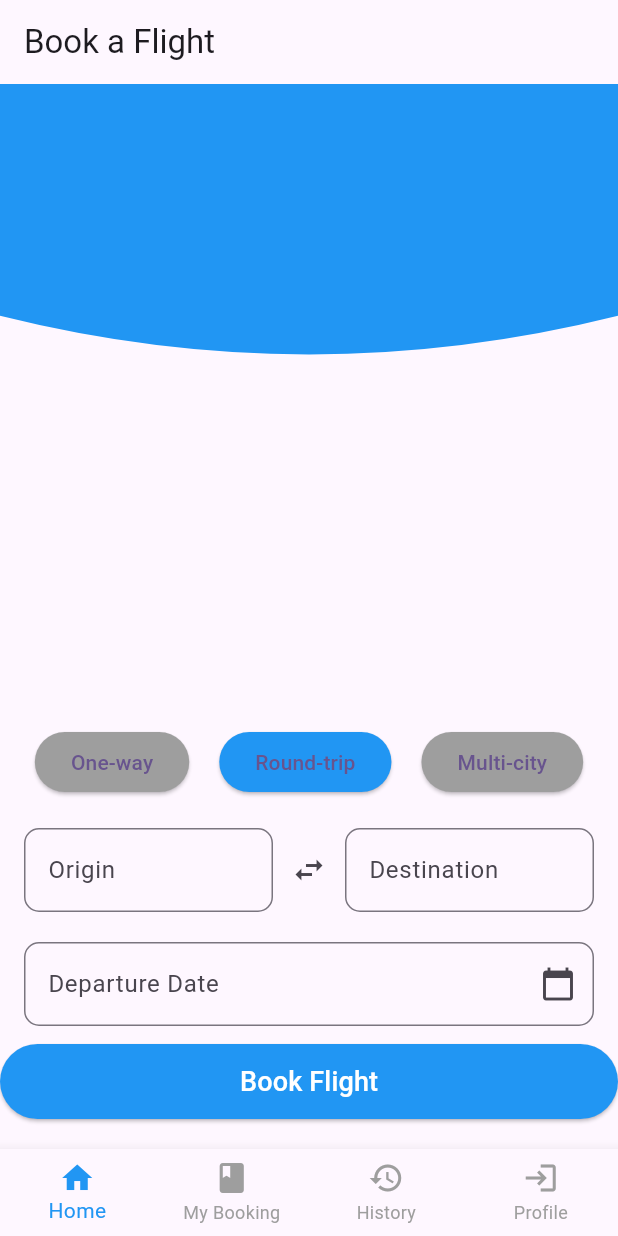
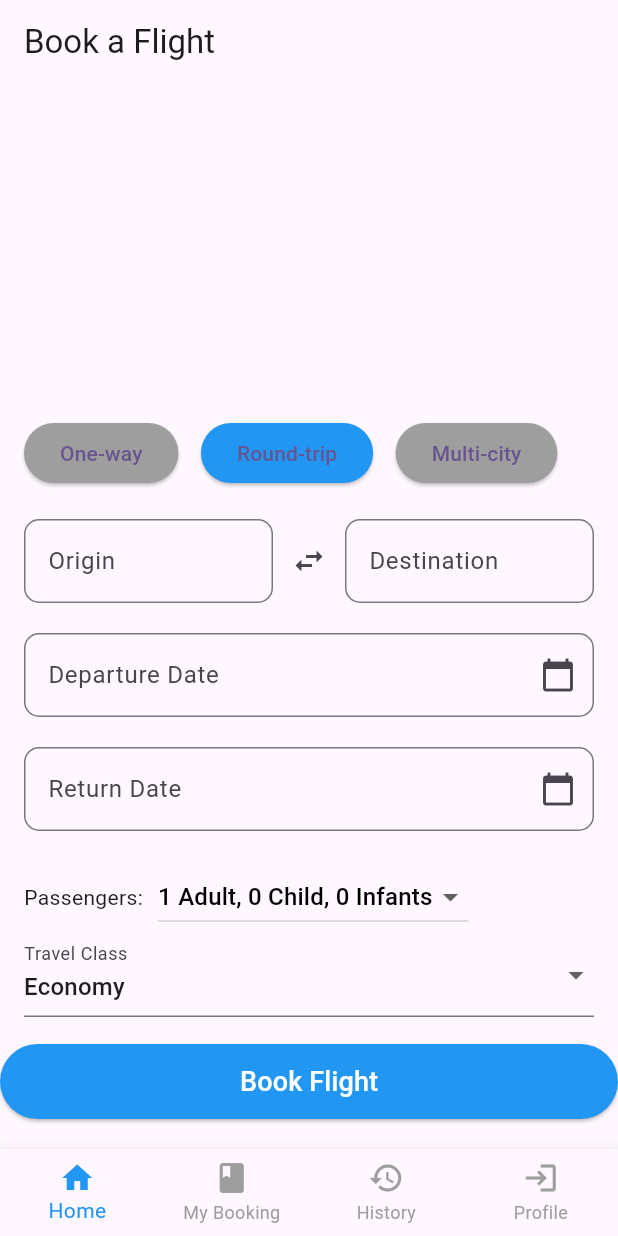
Before and after one commit to danielbini/flight_ooking, a Flutter app: the screen it shows after launch, on a phone screen of 412 x 824 dp. Run offline on Flutter 3.47's test engine with Material 3 defaults, Android fonts, the phone set to English and light mode, and no system bars.

```diff
--- a/lib/mvc/controller/flight_search_controller.dart
+++ b/lib/mvc/controller/flight_search_controller.dart
@@ -60,10 +60,10 @@ class ApiController {
           }
           return flightSearchRespnse;
         } else {
-          throw Exception('Failed to  load data: ${response.statusCode}');
+          throw Exception('Failed to  load data offer: ${response.statusCode}');
         }
       } else {
-        throw Exception('Failed to load data: ${tokenResponse.statusCode}');
+        throw Exception('Failed to load data access: ${tokenResponse.statusCode}');
       }
     } catch (e) {
       throw Exception('Error: $e');
--- a/lib/mvc/controller/order_create_controller.dart
+++ b/lib/mvc/controller/order_create_controller.dart
@@ -40,7 +40,7 @@ class ApiOrderCreateController {
                   order_create_travelers.Phones(
                     // Fix: use `Phones` instead of `Phone`
                     deviceType: "MOBILE",
-                    countryCallingCode: passenger['countryCode'],
+                    countryCallingCode: passenger?['countryCode']??"251",
                     number: passenger['contactNumber'],
                   )
                 ],
--- a/lib/mvc/model/Response/flight_search_response.dart
+++ b/lib/mvc/model/Response/flight_search_response.dart
@@ -383,7 +383,7 @@ class IncludedCBags {
   });
 
   factory IncludedCBags.fromJson(Map<String, dynamic> json) => IncludedCBags(
-    quantity: json["quantity"],
+    quantity: json["quantity"]?? 0,
   );
 
   Map<String, dynamic> toJson() => {
--- a/lib/mvc/view/AddPassengerDetail.dart
+++ b/lib/mvc/view/AddPassengerDetail.dart
@@ -207,7 +207,7 @@ class _PassengerDetailPageState extends State<PassengerDetailPage> {
                       border: OutlineInputBorder(),
                     ),
                     onChanged: (value) {
-                      _passengerDetails[index]['email'] = value;
+                      _passengerDetails[index]['email'] = value.trim();
                     },
                     validator: (value) {
                       if (value == null || value.isEmpty) {
@@ -235,7 +235,7 @@ class _PassengerDetailPageState extends State<PassengerDetailPage> {
                               : '251', // Ensure a default value if null or invalid
                           onChanged: (value) {
                             setState(() {
-                              _passengerDetails[index]['countryCode'] = value;
+                              _passengerDetails[index]['countryCode'] = value??'251';
                             });
                           },
                           items: [
--- a/lib/mvc/view/FlightBookingPage.dart
+++ b/lib/mvc/view/FlightBookingPage.dart
@@ -109,13 +109,6 @@ class _FlightBookingPageState extends State<FlightBookingPage> {
       body: SafeArea(
         child: Column(
           children: [
-            ClipPath(
-              clipper: CurvedTopClipper(),
-              child: Container(
-                height: MediaQuery.of(context).size.height * 0.25,
-                color: Colors.blue, // Background color for the curved section
-              ),
-            ),
             Expanded(
               child: SingleChildScrollView(
                 padding: const EdgeInsets.all(16.0),
@@ -124,16 +117,19 @@ class _FlightBookingPageState extends State<FlightBookingPage> {
                   children: [
                     SizedBox(height: MediaQuery.of(context).size.height * 0.25),
 
-                    Row(
-                      mainAxisAlignment: MainAxisAlignment.center,
+                    SingleChildScrollView(
+                      scrollDirection: Axis.horizontal,
+                      child: Row(
                         children: [
                           _buildTripTypeButton('One-way'),
-                        SizedBox(width: 20),
+                          SizedBox(width: 15),
                           _buildTripTypeButton('Round-trip'),
-                        SizedBox(width: 20),
+                          SizedBox(width: 15),
                           _buildTripTypeButton('Multi-city'),
                         ],
                       ),
+                    )
+                    ,
                     SizedBox(height: 20),
                     Row(
                       children: [
```
Also changed, not shown: lib/mvc/view/TicketPage.dart (added, +68 -0 lines), lib/mvc/view/paymentPage.dart (+12 -7 lines), 1 other file. Lines whose indentation alone changed are shown as unchanged.
